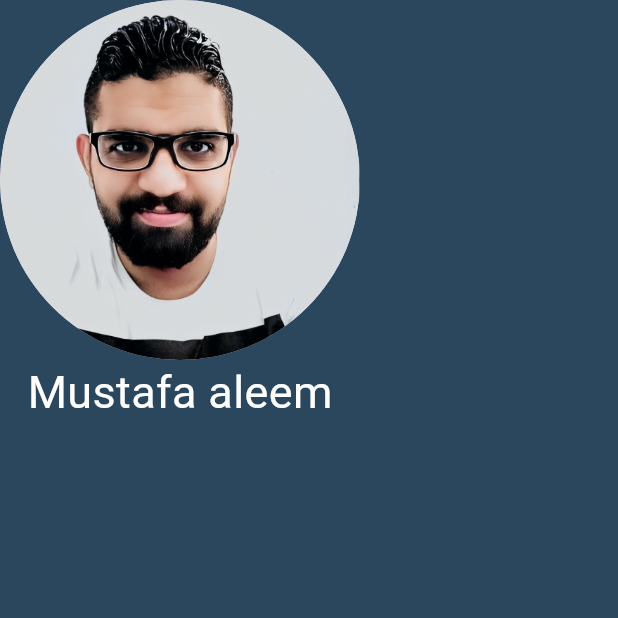
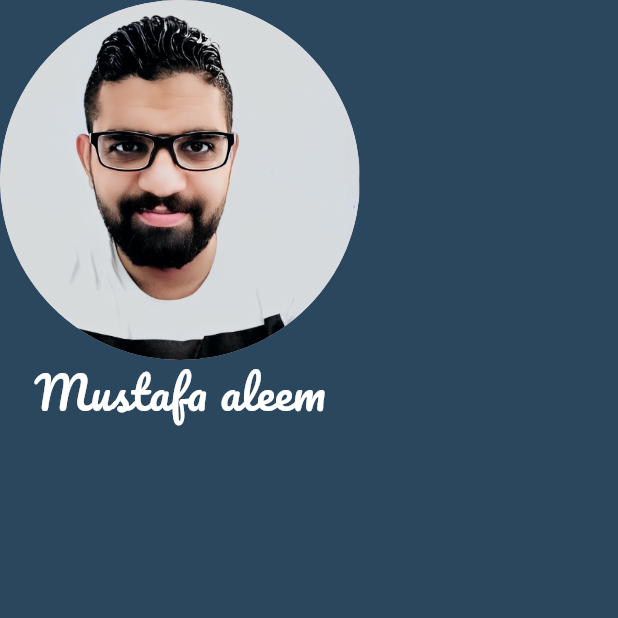
Before and after one commit to mustafaleem/business_card, a Flutter app: the screen it shows after launch, on a phone screen of 412 x 824 dp, the top half of it. Run offline on Flutter 3.47's test engine with Material 3 defaults, Android fonts, the phone set to English and light mode, and no system bars.

Commit message:
after add first test

```diff
--- a/business_card/lib/main.dart
+++ b/business_card/lib/main.dart
@@ -21,6 +21,7 @@ class businesscard extends StatelessWidget {
               style: TextStyle(
                 color: Colors.white,
                 fontSize: 30,
+                fontFamily: 'Pacifico',
               ),
             ),
           ],
```
Also changed, not shown: business_card/pubspec.yaml (+6 -11 lines), business_card/fonts/Pacifico-Regular.ttf (added).
